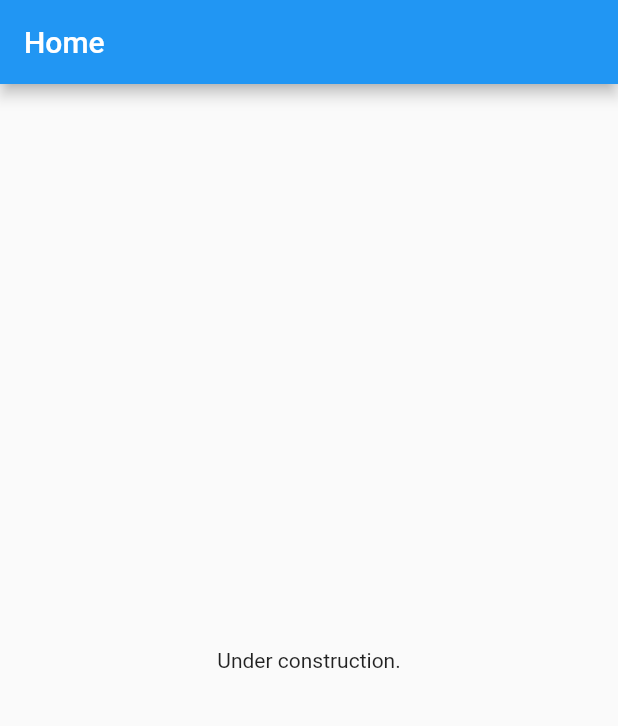
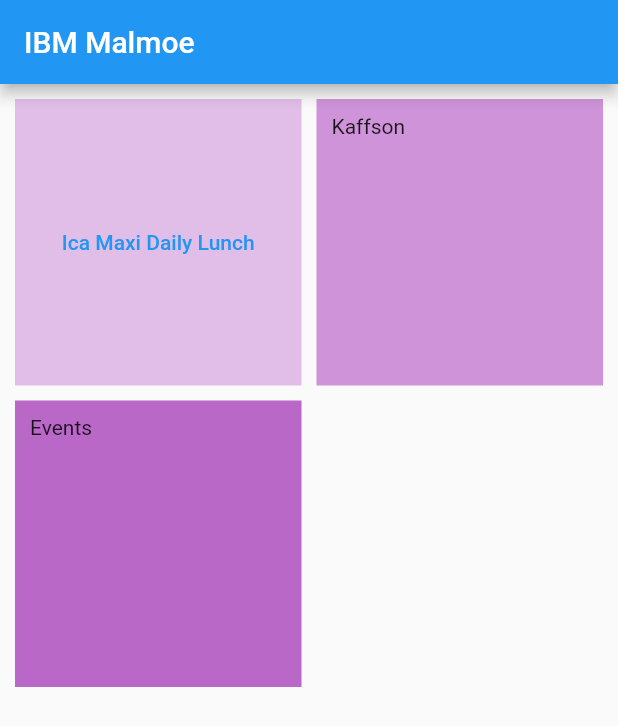
Before and after one commit to neurothrone/ibm-malmoe, a Flutter app: the screen it shows after launch, on a phone screen of 412 x 824 dp. Shown: the top 726 px of the screen. Run offline on Flutter 3.47's test engine with Material 2 defaults, Android fonts, the phone set to English and light mode, and no system bars.

Commit message:
create a grid view for home screen

```diff
--- a/lib/home/home_screen.dart
+++ b/lib/home/home_screen.dart
@@ -1,4 +1,6 @@
 import 'package:flutter/material.dart';
+
+import '../daily_lunch/daily_lunch_screen.dart';
 
 class HomeScreen extends StatelessWidget {
   const HomeScreen({Key? key}) : super(key: key);
@@ -7,10 +9,39 @@ class HomeScreen extends StatelessWidget {
   Widget build(BuildContext context) {
     return Scaffold(
       appBar: AppBar(
-        title: const Text("Home"),
+        title: const Text("IBM Malmoe"),
       ),
-      body: const Center(
-        child: Text("Under construction."),
+      body: GridView.count(
+        primary: false,
+        padding: const EdgeInsets.all(10.0),
+        crossAxisCount: 2,
+        crossAxisSpacing: 10.0,
+        mainAxisSpacing: 10.0,
+        children: [
+          Container(
+            padding: const EdgeInsets.all(10.0),
+            color: Colors.purple[100],
+            child: TextButton(
+              onPressed: () => Navigator.push(
+                context,
+                MaterialPageRoute(
+                  builder: (context) => const DailyLunchScreen(),
+                ),
+              ),
+              child: const Text("Ica Maxi Daily Lunch"),
+            ),
+          ),
+          Container(
+            padding: const EdgeInsets.all(10.0),
+            color: Colors.purple[200],
+            child: const Text("Kaffson"),
+          ),
+          Container(
+            padding: const EdgeInsets.all(10.0),
+            color: Colors.purple[300],
+            child: const Text("Events"),
+          ),
+        ],
       ),
     );
   }
```
